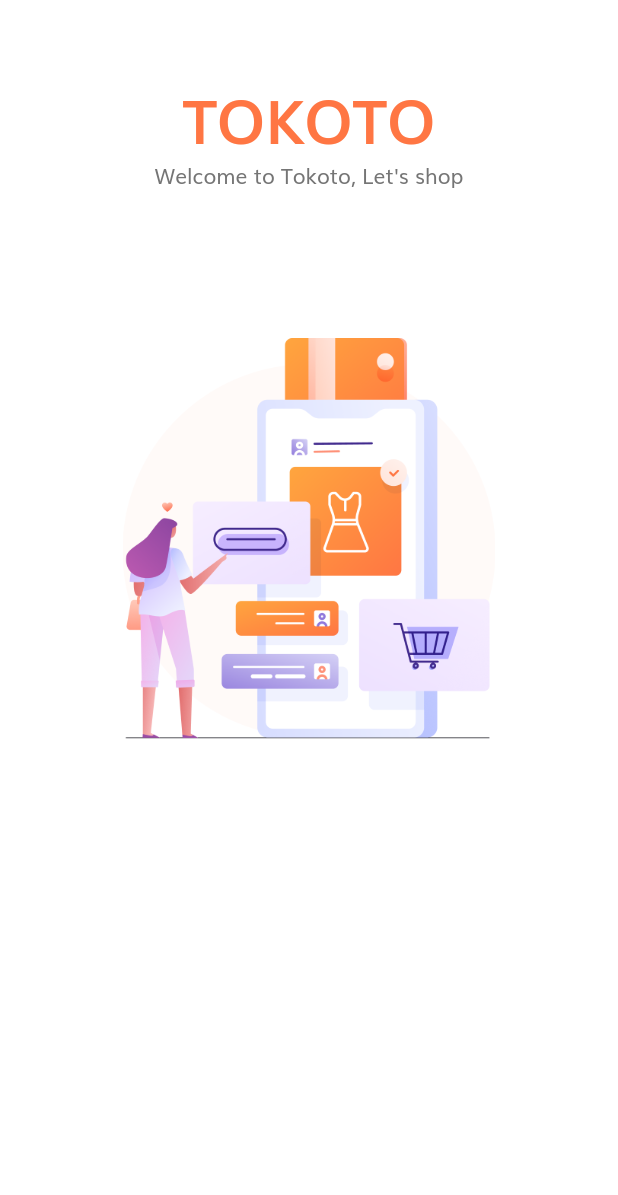
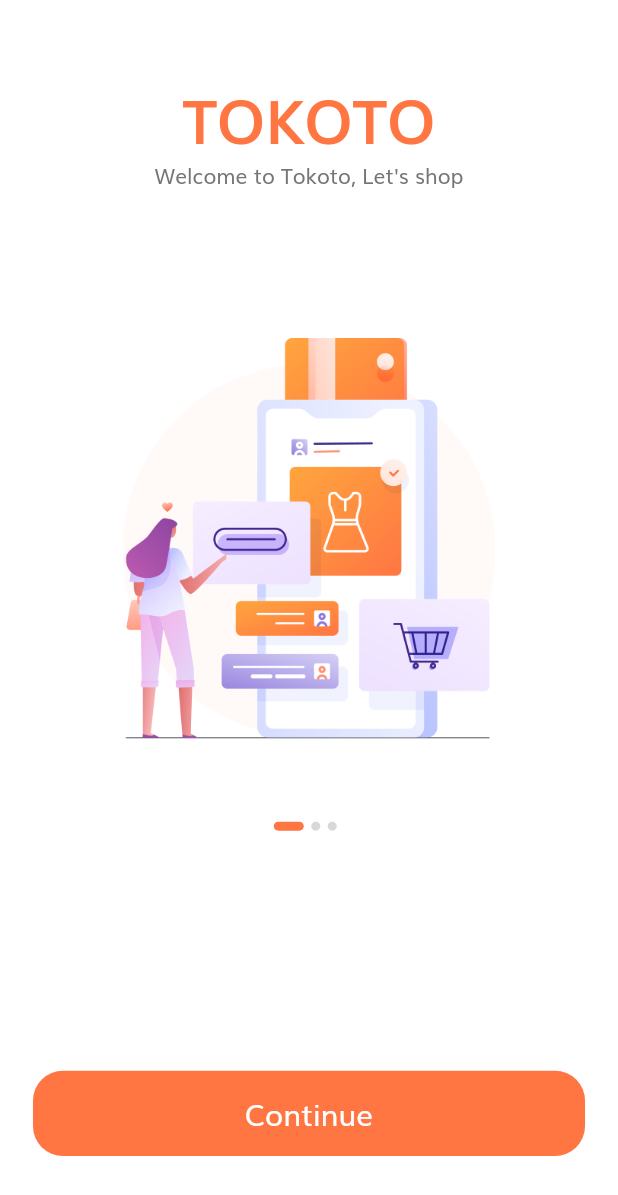
Before and after one commit to cripto1989/shop_app, a Flutter app: the screen it shows after launch, on a phone screen of 412 x 824 dp. Shown: the top 1195 px of the screen. Run offline on Flutter 3.47's test engine with Material 2 defaults, Android fonts, the phone set to English and light mode, and no system bars.

Commit message:
Create default button and finish splash

```diff
--- /dev/null
+++ b/lib/components/default_button.dart
@@ -0,0 +1,32 @@
+import 'package:flutter/material.dart';
+
+import '../constants.dart';
+import '../size_config.dart';
+
+class DefaultButton extends StatelessWidget {
+  const DefaultButton({
+    Key key,
+    this.text,
+    this.press,
+  }) : super(key: key);
+  final String text;
+  final Function press;
+
+  @override
+  Widget build(BuildContext context) {
+    return SizedBox(
+      width: double.infinity,
+      height: getProportionateScreenHeight(56),
+      child: FlatButton(
+          shape:
+              RoundedRectangleBorder(borderRadius: BorderRadius.circular(20)),
+          color: kPrimaryColor,
+          onPressed: press,
+          child: Text(
+            text,
+            style: TextStyle(
+                fontSize: getProportionateScreenWidth(18), color: Colors.white),
+          )),
+    );
+  }
+}
--- a/lib/main.dart
+++ b/lib/main.dart
@@ -1,5 +1,6 @@
 import 'package:flutter/material.dart';
 import 'package:shop_app/constants.dart';
+import 'package:shop_app/routs.dart';
 import 'package:shop_app/screens/splash/splash_screen.dart';
 
 void main() {
@@ -23,7 +24,9 @@ class MyApp extends StatelessWidget {
         ),
         visualDensity: VisualDensity.adaptivePlatformDensity,
       ),
-      home: SplashScreen(),
+      // home: SplashScreen(),
+      initialRoute: SplashScreen.routeName,
+      routes: routes,
     );
   }
 }
--- /dev/null
+++ b/lib/routs.dart
@@ -0,0 +1,6 @@
+import 'package:flutter/material.dart';
+import 'package:shop_app/screens/splash/splash_screen.dart';
+
+final Map<String, WidgetBuilder> routes = {
+  SplashScreen.routeName: (context) => SplashScreen(),
+};
--- a/lib/screens/splash/components/body.dart
+++ b/lib/screens/splash/components/body.dart
@@ -1,6 +1,9 @@
 import 'package:flutter/material.dart';
 import 'package:shop_app/constants.dart';
 import 'package:shop_app/size_config.dart';
+
+import 'splash_content.dart';
+import '../../../components/default_button.dart';
 
 class Body extends StatefulWidget {
   @override
@@ -8,18 +11,20 @@ class Body extends StatefulWidget {
 }
 
 class _BodyState extends State<Body> {
+  int currentPage = 0;
   List<Map<String, String>> splashData = [
     {
-      "text":"Welcome to Tokoto, Let's shop",
-      "image":"assets/images/splash_1.png"
+      "text": "Welcome to Tokoto, Let's shop",
+      "image": "assets/images/splash_1.png"
     },
     {
-      "text":"We help people conect with store. \naround United State of America",
-      "image":"assets/images/splash_2.png"
+      "text":
+          "We help people conect with store. \naround United State of America",
+      "image": "assets/images/splash_2.png"
     },
     {
-      "text":"We show the easy way to shop. \nJust stay at home with us",
-      "image":"assets/images/splash_3.png"
+      "text": "We show the easy way to shop. \nJust stay at home with us",
+      "image": "assets/images/splash_3.png"
     },
   ];
 
@@ -33,6 +38,11 @@ class _BodyState extends State<Body> {
             Expanded(
                 flex: 3,
                 child: PageView.builder(
+                  onPageChanged: (value) {
+                    setState(() {
+                      currentPage = value;
+                    });
+                  },
                   itemCount: splashData.length,
                   itemBuilder: (context, index) => SplashContent(
                     text: splashData[index]["text"],
@@ -41,43 +51,44 @@ class _BodyState extends State<Body> {
                 )),
             Expanded(
               flex: 2,
-              child: SizedBox(),
+              child: Padding(
+                padding: EdgeInsets.symmetric(
+                    horizontal: getProportionateScreenWidth(20)),
+                child: Column(
+                  children: <Widget>[
+                    Spacer(),
+                    Row(
+                      mainAxisAlignment: MainAxisAlignment.center,
+                      children: List.generate(
+                          splashData.length, (index) => buildDot(index: index)),
+                    ),
+                    Spacer(
+                      flex: 3,
+                    ),
+                    DefaultButton(
+                      text: "Continue",
+                      press: () {},
+                    ),
+                    Spacer()
+                  ],
+                ),
+              ),
             )
           ],
         ),
       ),
     );
   }
-}
 
-class SplashContent extends StatelessWidget {
-  const SplashContent({
-    Key key,
-    this.text,
-    this.image,
-  }) : super(key: key);
-  final String text, image;
-
-  @override
-  Widget build(BuildContext context) {
-    return Column(children: <Widget>[
-      Spacer(),
-      Text(
-        "TOKOTO",
-        style: TextStyle(
-            fontSize: getProportionateScreenWidth(36),
-            color: kPrimaryColor,
-            fontWeight: FontWeight.bold),
-      ),
-      Text(text, textAlign: TextAlign.center,),
-      Spacer(
-        flex: 2,
-      ),
-      Image.asset(
-        image,
-        height: getProportionateScreenHeight(265),
-        width: getProportionateScreenWidth(235),
-      ),
-    ]);
+  AnimatedContainer buildDot({int index}) {
+    return AnimatedContainer(
+      duration: kAnimationDuration,
+      margin: EdgeInsets.only(right: 5),
+      width: currentPage == index ? 20 : 6,
+      height: 6,
+      decoration: BoxDecoration(
+          color: currentPage == index ? kPrimaryColor : Color(0xFFD8D8D8),
+          borderRadius: BorderRadius.circular(3)),
+    );
   }
 }
--- /dev/null
+++ b/lib/screens/splash/components/splash_content.dart
@@ -0,0 +1,36 @@
+import 'package:flutter/material.dart';
+import 'package:shop_app/constants.dart';
+import 'package:shop_app/size_config.dart';
+
+
+class SplashContent extends StatelessWidget {
+  const SplashContent({
+    Key key,
+    this.text,
+    this.image,
+  }) : super(key: key);
+  final String text, image;
+
+  @override
+  Widget build(BuildContext context) {
+    return Column(children: <Widget>[
+      Spacer(),
+      Text(
+        "TOKOTO",
+        style: TextStyle(
+            fontSize: getProportionateScreenWidth(36),
+            color: kPrimaryColor,
+            fontWeight: FontWeight.bold),
+      ),
+      Text(text, textAlign: TextAlign.center,),
+      Spacer(
+        flex: 2,
+      ),
+      Image.asset(
+        image,
+        height: getProportionateScreenHeight(265),
+        width: getProportionateScreenWidth(235),
+      ),
+    ]);
+  }
+}
--- a/lib/screens/splash/splash_screen.dart
+++ b/lib/screens/splash/splash_screen.dart
@@ -3,6 +3,8 @@ import 'package:shop_app/screens/splash/components/body.dart';
 import 'package:shop_app/size_config.dart';
 
 class SplashScreen extends StatelessWidget {
+  static String routeName = "/splash";
+
   @override
   Widget build(BuildContext context) {
     SizeConfig().init(context);
```
